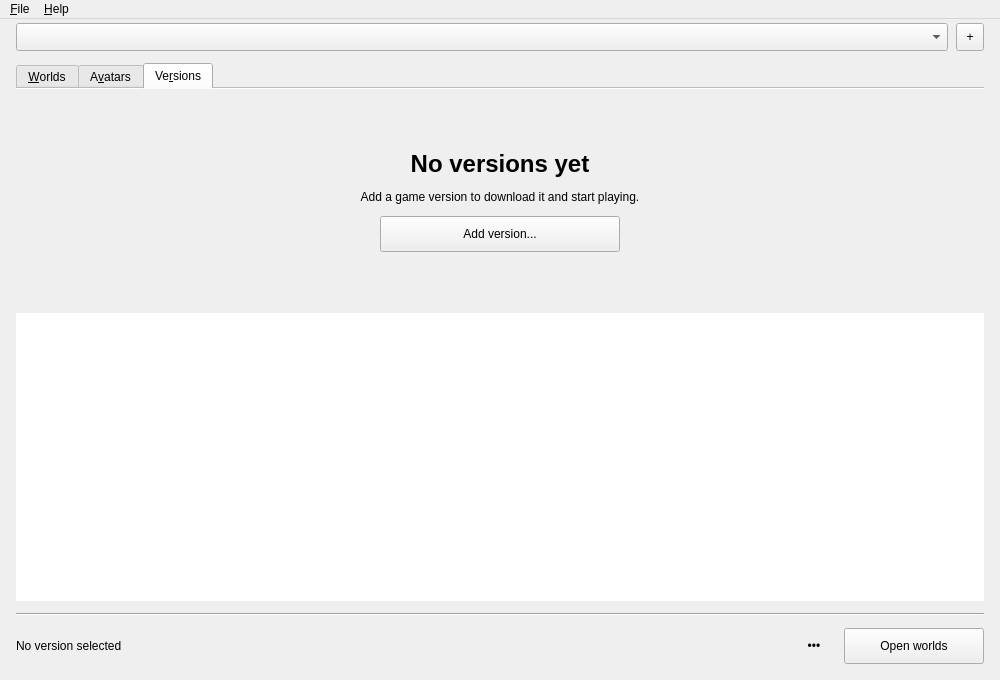
Qt form mainwindow.ui (imlildud/openkogama-linux) before a commit.
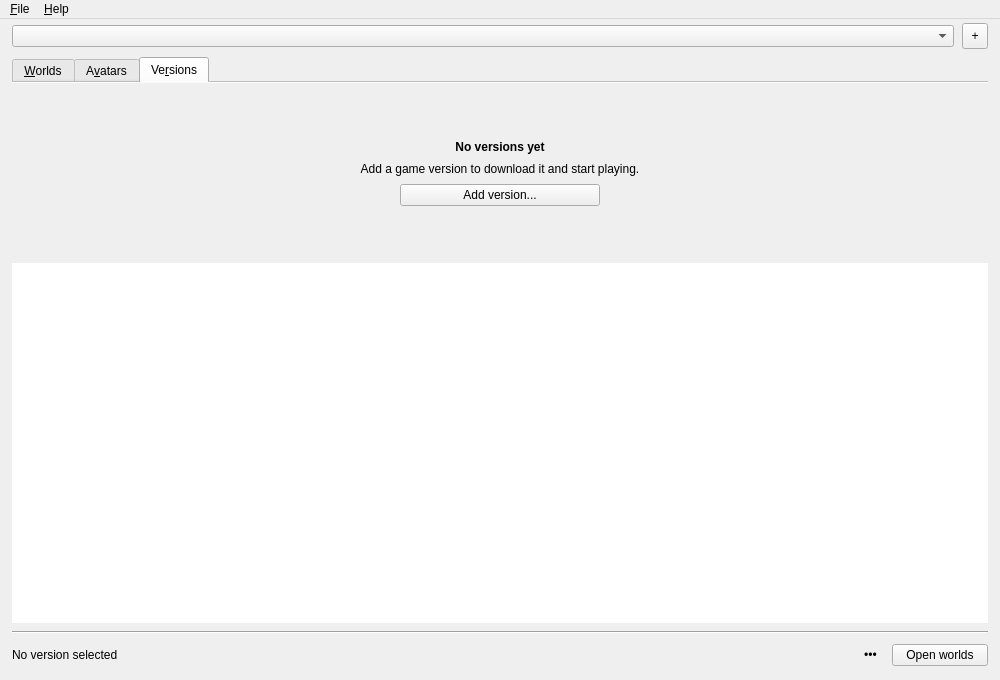
The same form after that commit. The open tabs and pages were chosen to show the change.

Commit message: host next to play starts a world and shows its join code in a bar above the tabs, join with code on the servers tab connects to a hosted world without ports or https and keeps it in the list, discord shows what you play unless turned off in settings, and the whole launcher uses one text size and one control height without shortcut underlines

```diff
--- a/mainwindow.ui
+++ b/mainwindow.ui
@@ -22,19 +22,19 @@
   <widget class="QWidget" name="centralwidget">
    <layout class="QVBoxLayout" name="verticalLayout">
     <property name="leftMargin">
-     <number>16</number>
+     <number>12</number>
     </property>
     <property name="topMargin">
      <number>4</number>
     </property>
     <property name="rightMargin">
-     <number>16</number>
+     <number>12</number>
     </property>
     <property name="bottomMargin">
-     <number>16</number>
+     <number>12</number>
     </property>
     <property name="spacing">
-     <number>12</number>
+     <number>8</number>
     </property>
     <item>
      <widget class="QWidget" name="headerBar">
@@ -59,7 +59,7 @@
          <property name="minimumSize">
           <size>
            <width>240</width>
-           <height>28</height>
+           <height>0</height>
           </size>
          </property>
          <property name="accessibleName">
@@ -74,8 +74,8 @@
         <widget class="QToolButton" name="addVersionButton">
          <property name="minimumSize">
           <size>
-           <width>28</width>
-           <height>28</height>
+           <width>26</width>
+           <height>26</height>
           </size>
          </property>
          <property name="toolTip">
@@ -264,7 +264,7 @@
          <number>0</number>
         </property>
         <property name="topMargin">
-         <number>12</number>
+         <number>8</number>
         </property>
         <property name="rightMargin">
          <number>0</number>
@@ -273,13 +273,13 @@
          <number>0</number>
         </property>
         <property name="spacing">
-         <number>12</number>
+         <number>8</number>
         </property>
         <item>
          <widget class="QWidget" name="noVersionsPage">
           <layout class="QVBoxLayout" name="noVersionsLayout">
            <property name="spacing">
-            <number>12</number>
+            <number>8</number>
            </property>
            <item>
             <spacer name="noVersionsTopSpacer">
@@ -307,8 +307,7 @@
              </property>
              <property name="font">
               <font>
-               <pointsize>18</pointsize>
-               <bold>true</bold>
+                              <bold>true</bold>
               </font>
              </property>
              <property name="alignment">
@@ -339,8 +338,8 @@
              </property>
              <property name="minimumSize">
               <size>
-               <width>240</width>
-               <height>36</height>
+               <width>200</width>
+               <height>0</height>
               </size>
              </property>
              <property name="text">
@@ -396,7 +395,7 @@
             <number>0</number>
            </property>
            <property name="spacing">
-            <number>12</number>
+            <number>8</number>
            </property>
            <item>
             <widget class="Line" name="versionActionsLine">
@@ -444,8 +443,8 @@
               <widget class="QToolButton" name="moreVersionButton">
                <property name="minimumSize">
                 <size>
-                 <width>36</width>
-                 <height>36</height>
+                 <width>26</width>
+                 <height>26</height>
                 </size>
                </property>
                <property name="toolTip">
@@ -469,8 +468,8 @@
                </property>
                <property name="minimumSize">
                 <size>
-                 <width>140</width>
-                 <height>36</height>
+                 <width>96</width>
+                 <height>0</height>
                 </size>
                </property>
                <property name="text">
```
Left out of the diff: 17 changed lines with no effect on the pictures. The commit also changes 25 other files.
